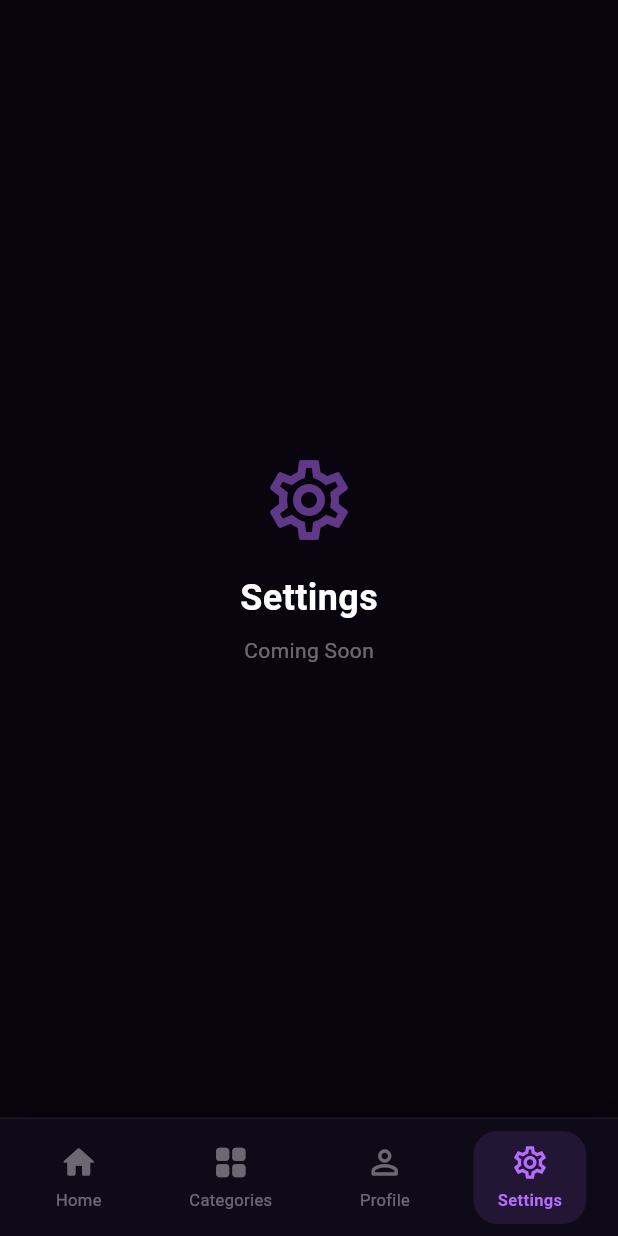
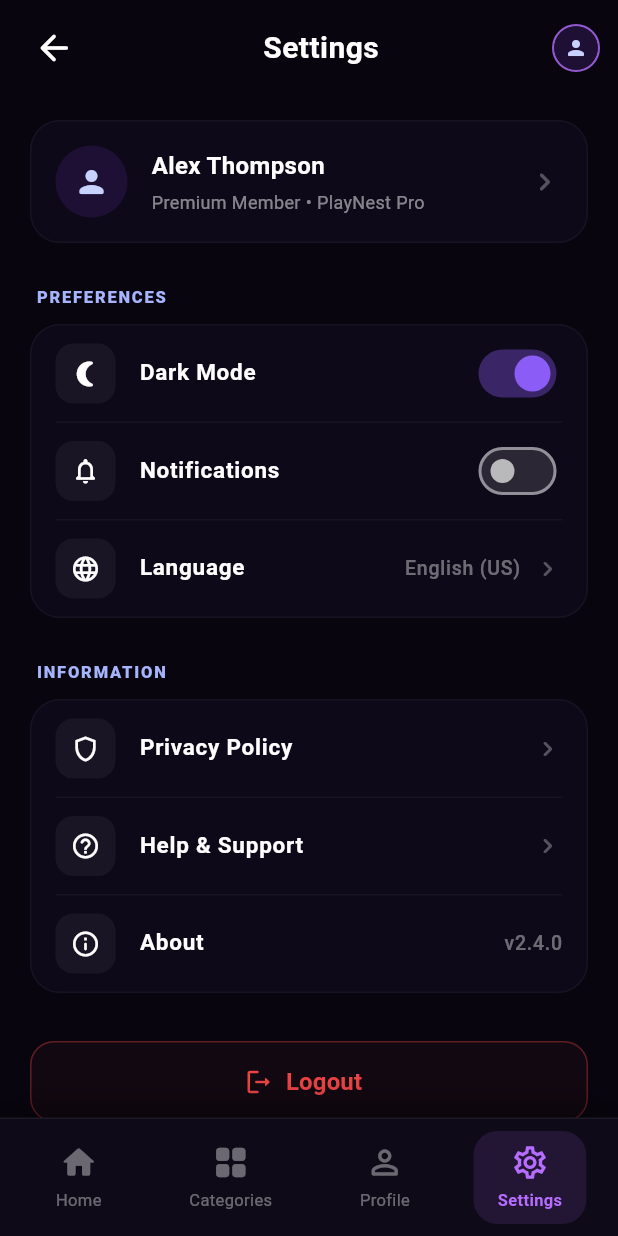
Before and after one commit to Piramu-chendu/playnest, a Flutter app: the HomeScreen screen opened directly, item 4 of the bottom bar chosen, on a phone screen of 412 x 824 dp. Run offline on Flutter 3.47's test engine with Material 3 defaults, Android fonts, the phone set to English and light mode, and no system bars; our stand-ins replace cloud_firestore, firebase_auth, firebase_core, youtube_player_flutter; accounts and stored records are empty.

Commit message:
added a settings page

```diff
--- a/lib/screens/home/home_screen.dart
+++ b/lib/screens/home/home_screen.dart
@@ -4,6 +4,7 @@ import '../../utils/app_colors.dart';
 import '../categories/categories_screen.dart';
 import '../search/search_screen.dart';
 import '../profile/profile_screen.dart';
+import '../settings/settings_screen.dart';
 import 'widgets/hero_banner.dart';
 import 'widgets/movie_card.dart';
 import 'widgets/continue_watching_card.dart';
@@ -18,14 +19,24 @@ class HomeScreen extends StatefulWidget {
 
 class _HomeScreenState extends State<HomeScreen> {
   int _currentNavIndex = 0;
+  late final List<Widget> _pages;
 
-  /// All tab pages – using a list so IndexedStack keeps their state alive.
-  final List<Widget> _pages = const [
-    _HomeBody(),
-    CategoriesScreen(),
-    ProfileScreen(),
-    _PlaceholderPage(title: 'Settings'),
-  ];
+  @override
+  void initState() {
+    super.initState();
+    _pages = [
+      const _HomeBody(),
+      const CategoriesScreen(),
+      const ProfileScreen(),
+      SettingsScreen(
+        onNavigateToProfile: () {
+          setState(() {
+            _currentNavIndex = 2;
+          });
+        },
+      ),
+    ];
+  }
 
   @override
   Widget build(BuildContext context) {
--- /dev/null
+++ b/lib/screens/settings/settings_screen.dart
@@ -0,0 +1,490 @@
+import 'package:flutter/material.dart';
+import '../../services/auth_service.dart';
+import '../auth/login_screen.dart';
+
+class SettingsScreen extends StatefulWidget {
+  final VoidCallback? onNavigateToProfile;
+
+  const SettingsScreen({super.key, this.onNavigateToProfile});
+
+  @override
+  State<SettingsScreen> createState() => _SettingsScreenState();
+}
+
+class _SettingsScreenState extends State<SettingsScreen> {
+  bool _darkMode = true;
+  bool _notifications = false;
+  String _selectedLanguage = "English (US)";
+
+  @override
+  Widget build(BuildContext context) {
+    final authService = AuthService();
+    final userEmail = authService.currentUser?.email ?? 'alex.thompson@playnest.com';
+    final userName = userEmail.split('@').first.split('.').map((s) => s.isNotEmpty ? s[0].toUpperCase() + s.substring(1) : '').join(' ');
+
+    return Scaffold(
+      backgroundColor: const Color(0xFF09050F),
+      body: SafeArea(
+        child: SingleChildScrollView(
+          physics: const BouncingScrollPhysics(),
+          child: Column(
+            crossAxisAlignment: CrossAxisAlignment.start,
+            children: [
+              // ── CUSTOM HEADER BAR ──
+              Padding(
+                padding: const EdgeInsets.symmetric(horizontal: 12, vertical: 8),
+                child: Row(
+                  mainAxisAlignment: MainAxisAlignment.spaceBetween,
+                  children: [
+                    IconButton(
+                      icon: const Icon(Icons.arrow_back_rounded, color: Colors.white, size: 28),
+                      onPressed: () {
+                        // Go back or switch tab to Home (index 0)
+                        if (Navigator.canPop(context)) {
+                          Navigator.pop(context);
+                        }
+                      },
+                    ),
+                    const Text(
+                      "Settings",
+                      style: TextStyle(
+                        color: Colors.white,
+                        fontSize: 20,
+                        fontWeight: FontWeight.bold,
+                        letterSpacing: 0.3,
+                      ),
+                    ),
+                    // Small circular avatar with neon border
+                    Container(
+                      width: 32,
+                      height: 32,
+                      decoration: BoxDecoration(
+                        shape: BoxShape.circle,
+                        border: Border.all(
+                          color: const Color(0xFFB56CFF).withValues(alpha: 0.8),
+                          width: 1.5,
+                        ),
+                      ),
+                      child: const CircleAvatar(
+                        backgroundColor: Color(0xFF1E1035),
+                        child: Icon(
+                          Icons.person_rounded,
+                          color: Color(0xFFC7D2FE),
+                          size: 16,
+                        ),
+                      ),
+                    ),
+                  ],
+                ),
+              ),
+              const SizedBox(height: 16),
+
+              // ── PROFILE SUMMARY CARD ──
+              Padding(
+                padding: const EdgeInsets.symmetric(horizontal: 20),
+                child: GestureDetector(
+                  onTap: widget.onNavigateToProfile,
+                  child: Container(
+                    padding: const EdgeInsets.all(16),
+                    decoration: BoxDecoration(
+                      color: const Color(0xFF130D22).withValues(alpha: 0.5),
+                      borderRadius: BorderRadius.circular(20),
+                      border: Border.all(
+                        color: Colors.white.withValues(alpha: 0.04),
+                      ),
+                    ),
+                    child: Row(
+                      children: [
+                        // Avatar
+                        Container(
+                          width: 48,
+                          height: 48,
+                          decoration: const BoxDecoration(
+                            shape: BoxShape.circle,
+                            color: Color(0xFF1E1035),
+                          ),
+                          child: const Icon(
+                            Icons.person_rounded,
+                            color: Color(0xFFC7D2FE),
+                            size: 24,
+                          ),
+                        ),
+                        const SizedBox(width: 16),
+
+                        // Text details
+                        Expanded(
+                          child: Column(
+                            crossAxisAlignment: CrossAxisAlignment.start,
+                            children: [
+                              Text(
+                                userName.isEmpty ? 'Alex Thompson' : userName,
+                                style: const TextStyle(
+                                  color: Colors.white,
+                                  fontSize: 16,
+                                  fontWeight: FontWeight.bold,
+                                ),
+                              ),
+                              const SizedBox(height: 4),
+                              Text(
+                                'Premium Member • PlayNest Pro',
+                                style: TextStyle(
+                                  color: Colors.white.withValues(alpha: 0.5),
+                                  fontSize: 12,
+                                  fontWeight: FontWeight.w400,
+                                ),
+                              ),
+                            ],
+                          ),
+                        ),
+
+                        // Chevron
+                        Icon(
+                          Icons.chevron_right_rounded,
+                          color: Colors.white.withValues(alpha: 0.3),
+                          size: 24,
+                        ),
+                      ],
+                    ),
+                  ),
+                ),
+              ),
+              const SizedBox(height: 28),
+
+              // ── PREFERENCES SECTION ──
+              _sectionHeader("PREFERENCES"),
+              Padding(
+                padding: const EdgeInsets.symmetric(horizontal: 20),
+                child: Container(
+                  decoration: BoxDecoration(
+                    color: const Color(0xFF130D22).withValues(alpha: 0.5),
+                    borderRadius: BorderRadius.circular(20),
+                    border: Border.all(
+                      color: Colors.white.withValues(alpha: 0.04),
+                    ),
+                  ),
+                  child: Column(
+                    children: [
+                      // Dark Mode Switch Row
+                      _buildSwitchItem(
+                        icon: Icons.nightlight_round,
+                        title: "Dark Mode",
+                        value: _darkMode,
+                        onChanged: (val) {
+                          setState(() {
+                            _darkMode = val;
+                          });
+                        },
+                      ),
+                      _divider(),
+
+                      // Notifications Switch Row
+                      _buildSwitchItem(
+                        icon: Icons.notifications_none_rounded,
+                        title: "Notifications",
+                        value: _notifications,
+                        onChanged: (val) {
+                          setState(() {
+                            _notifications = val;
+                          });
+                        },
+                      ),
+                      _divider(),
+
+                      // Language Navigation Row
+                      _buildNavigationItem(
+                        icon: Icons.language_rounded,
+                        title: "Language",
+                        trailingText: _selectedLanguage,
+                        onTap: () => _showLanguageSelector(context),
+                      ),
+                    ],
+                  ),
+                ),
+              ),
+              const SizedBox(height: 28),
+
+              // ── INFORMATION SECTION ──
+              _sectionHeader("INFORMATION"),
+              Padding(
+                padding: const EdgeInsets.symmetric(horizontal: 20),
+                child: Container(
+                  decoration: BoxDecoration(
+                    color: const Color(0xFF130D22).withValues(alpha: 0.5),
+                    borderRadius: BorderRadius.circular(20),
+                    border: Border.all(
+                      color: Colors.white.withValues(alpha: 0.04),
+                    ),
+                  ),
+                  child: Column(
+                    children: [
+                      _buildNavigationItem(
+                        icon: Icons.shield_outlined,
+                        title: "Privacy Policy",
+                        onTap: () {},
+                      ),
+                      _divider(),
+                      _buildNavigationItem(
+                        icon: Icons.help_outline_rounded,
+                        title: "Help & Support",
+                        onTap: () {},
+                      ),
+                      _divider(),
+                      _buildNavigationItem(
+                        icon: Icons.info_outline_rounded,
+                        title: "About",
+                        trailingText: "v2.4.0",
+                        showArrow: false,
+                        onTap: () {},
+                      ),
+                    ],
+                  ),
+                ),
+              ),
+              const SizedBox(height: 32),
+
+              // ── LOGOUT BUTTON ──
+              Padding(
+                padding: const EdgeInsets.symmetric(horizontal: 20),
+                child: OutlinedButton.icon(
+                  onPressed: () => _showLogoutDialog(context),
+                  icon: const Icon(Icons.logout_rounded, size: 20, color: Color(0xFFEF4444)),
+                  label: const Text(
+                    "Logout",
+                    style: TextStyle(
+                      fontSize: 16,
+                      fontWeight: FontWeight.bold,
+                      color: Color(0xFFEF4444),
+                    ),
+                  ),
+                  style: OutlinedButton.styleFrom(
+                    minimumSize: const Size(double.infinity, 54),
+                    side: BorderSide(
+                      color: const Color(0xFFEF4444).withValues(alpha: 0.35),
+                    ),
+                    shape: RoundedRectangleBorder(
+                      borderRadius: BorderRadius.circular(16),
+                    ),
+                    backgroundColor: const Color(0xFFEF4444).withValues(alpha: 0.04),
+                  ),
+                ),
+              ),
+              const SizedBox(height: 40),
+            ],
+          ),
+        ),
+      ),
+    );
+  }
+
+  Widget _sectionHeader(String title) {
+    return Padding(
+      padding: const EdgeInsets.fromLTRB(24, 0, 24, 10),
+      child: Text(
+        title,
+        style: const TextStyle(
+          color: Color(0xFFA5B4FC),
+          fontSize: 11,
+          fontWeight: FontWeight.w900,
+          letterSpacing: 1.2,
+        ),
+      ),
+    );
+  }
+
+  Widget _divider() {
+    return Divider(
+      color: Colors.white.withValues(alpha: 0.04),
+      height: 1,
+      thickness: 1,
+      indent: 16,
+      endIndent: 16,
+    );
+  }
+
+  Widget _buildSwitchItem({
+    required IconData icon,
+    required String title,
+    required bool value,
+    required ValueChanged<bool> onChanged,
+  }) {
+    return ListTile(
+      contentPadding: const EdgeInsets.symmetric(horizontal: 16, vertical: 4),
+      leading: Container(
+        width: 40,
+        height: 40,
+        decoration: BoxDecoration(
+          color: Colors.white.withValues(alpha: 0.05),
+          borderRadius: BorderRadius.circular(12),
+        ),
+        child: Icon(
+          icon,
+          color: Colors.white,
+          size: 20,
+        ),
+      ),
+      title: Text(
+        title,
+        style: const TextStyle(
+          color: Colors.white,
+          fontSize: 15,
+          fontWeight: FontWeight.w600,
+        ),
+      ),
+      trailing: Switch(
+        value: value,
+        onChanged: onChanged,
+        activeThumbColor: const Color(0xFF8B5CF6),
+        activeTrackColor: const Color(0xFF8B5CF6).withValues(alpha: 0.35),
+        inactiveThumbColor: Colors.white70,
+        inactiveTrackColor: Colors.white.withValues(alpha: 0.12),
+      ),
+    );
+  }
+
+  Widget _buildNavigationItem({
+    required IconData icon,
+    required String title,
+    String? trailingText,
+    bool showArrow = true,
+    required VoidCallback onTap,
+  }) {
+    return ListTile(
+      onTap: onTap,
+      contentPadding: const EdgeInsets.symmetric(horizontal: 16, vertical: 4),
+      leading: Container(
+        width: 40,
+        height: 40,
+        decoration: BoxDecoration(
+          color: Colors.white.withValues(alpha: 0.05),
+          borderRadius: BorderRadius.circular(12),
+        ),
+        child: Icon(
+          icon,
+          color: Colors.white,
+          size: 20,
+        ),
+      ),
+      title: Text(
+        title,
+        style: const TextStyle(
+          color: Colors.white,
+          fontSize: 15,
+          fontWeight: FontWeight.w600,
+        ),
+      ),
+      trailing: Row(
+        mainAxisSize: MainAxisSize.min,
+        children: [
+          if (trailingText != null)
+            Text(
+              trailingText,
+              style: TextStyle(
+                color: Colors.white.withValues(alpha: 0.4),
+                fontSize: 13,
+                fontWeight: FontWeight.w500,
+              ),
+            ),
+          if (showArrow) ...[
+            const SizedBox(width: 8),
+            Icon(
+              Icons.chevron_right_rounded,
+              color: Colors.white.withValues(alpha: 0.3),
+              size: 20,
+            ),
+          ],
+        ],
+      ),
+    );
+  }
+
+  void _showLanguageSelector(BuildContext context) {
+    final languages = ["English (US)", "Español", "Français", "Deutsch", "日本語"];
+    showModalBottomSheet(
+      context: context,
+      backgroundColor: const Color(0xFF130D22),
+      shape: const RoundedRectangleBorder(
+        borderRadius: BorderRadius.vertical(top: Radius.circular(20)),
+      ),
+      builder: (context) {
+        return SafeArea(
+          child: Column(
+            mainAxisSize: MainAxisSize.min,
+            children: [
+              const Padding(
+                padding: EdgeInsets.symmetric(vertical: 16),
+                child: Text(
+                  "Select Language",
+                  style: TextStyle(color: Colors.white, fontSize: 16, fontWeight: FontWeight.bold),
+                ),
+              ),
+              const Divider(color: Colors.white10),
+              ...languages.map((lang) => ListTile(
+                    title: Text(lang, style: const TextStyle(color: Colors.white)),
+                    trailing: lang == _selectedLanguage
+                        ? const Icon(Icons.check, color: Color(0xFF8B5CF6))
+                        : null,
+                    onTap: () {
+                      setState(() {
+                        _selectedLanguage = lang;
+                      });
+                      Navigator.pop(context);
+                    },
+                  )),
+            ],
+          ),
+        );
+      },
+    );
+  }
+
+  void _showLogoutDialog(BuildContext context) {
+    showDialog(
+      context: context,
+      builder: (context) {
+        return AlertDialog(
+          backgroundColor: const Color(0xFF1E1035),
+          shape: RoundedRectangleBorder(
+            borderRadius: BorderRadius.circular(20),
+            side: BorderSide(
+              color: Colors.white.withValues(alpha: 0.1),
+            ),
+          ),
+          title: const Text(
+            "Logout",
+            style: TextStyle(color: Colors.white, fontWeight: FontWeight.bold),
+          ),
+          content: const Text(
+            "Are you sure you want to sign out of PlayNest?",
+            style: TextStyle(color: Colors.white70),
+          ),
+          actions: [
+            TextButton(
+              onPressed: () => Navigator.pop(context),
+              child: Text(
+                "Cancel",
+                style: TextStyle(color: Colors.white.withValues(alpha: 0.6)),
+              ),
+            ),
+            TextButton(
+              onPressed: () async {
+                Navigator.pop(context); // Close dialog
+                await AuthService().logout();
+                if (context.mounted) {
+                  Navigator.pushAndRemoveUntil(
+                    context,
+                    MaterialPageRoute(builder: (context) => const LoginScreen()),
+                    (route) => false,
+                  );
+                }
+              },
+              child: const Text(
+                "Logout",
+                style: TextStyle(color: Color(0xFFEF4444), fontWeight: FontWeight.bold),
+              ),
+            ),
+          ],
+        );
+      },
+    );
+  }
+}
```
